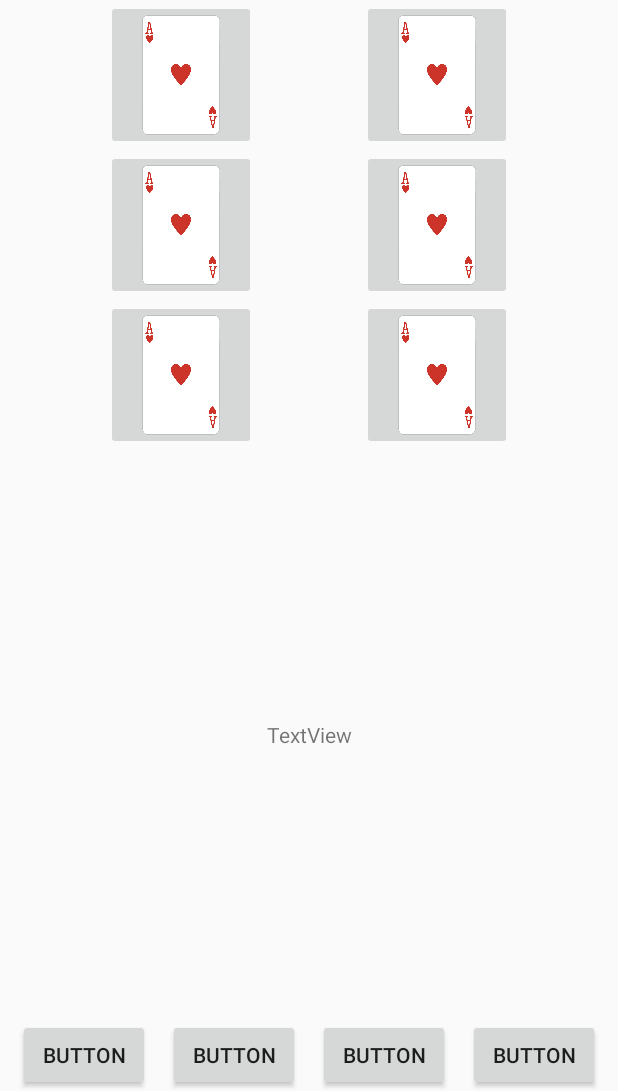
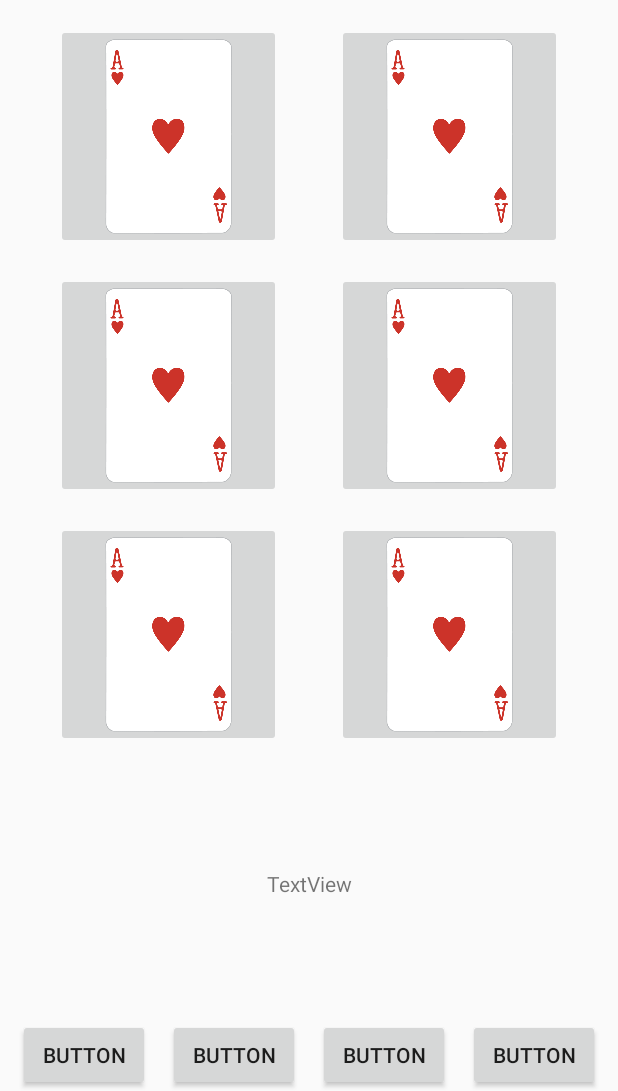
Before and after one commit to YasseenSemlali/AndroidMatchGame, an Android app: the screen it shows after launch (MainActivity), on a phone screen of 412 x 824 dp, the part 145-1236 px from its top. Run offline under Robolectric (Android 15) with nearby library versions, the phone set to English and light mode, and no system bars.

```diff
--- a/app/src/main/res/layout/activity_main.xml
+++ b/app/src/main/res/layout/activity_main.xml
@@ -20,8 +20,9 @@
 
     <ImageButton
         android:id="@+id/imageButton1"
-        android:layout_width="100dp"
-        android:layout_height="100dp"
+        android:layout_width="150dp"
+        android:layout_height="150dp"
+        android:layout_marginTop="16dp"
         android:contentDescription="1st Card in the game"
         android:scaleType="centerInside"
         app:layout_constraintEnd_toStartOf="@+id/imageButton2"
@@ -31,8 +32,9 @@
 
     <ImageButton
         android:id="@+id/imageButton2"
-        android:layout_width="100dp"
-        android:layout_height="100dp"
+        android:layout_width="150dp"
+        android:layout_height="150dp"
+        android:layout_marginTop="16dp"
         android:contentDescription="2nd Card in the game"
         android:scaleType="centerInside"
         app:layout_constraintEnd_toEndOf="parent"
@@ -42,8 +44,9 @@
 
     <ImageButton
         android:id="@+id/imageButton3"
-        android:layout_width="100dp"
-        android:layout_height="100dp"
+        android:layout_width="150dp"
+        android:layout_height="150dp"
+        android:layout_marginTop="16dp"
         android:contentDescription="2nd Card in the game"
         android:scaleType="centerInside"
         app:layout_constraintEnd_toStartOf="@+id/imageButton4"
@@ -53,8 +56,9 @@
 
     <ImageButton
         android:id="@+id/imageButton4"
-        android:layout_width="100dp"
-        android:layout_height="100dp"
+        android:layout_width="150dp"
+        android:layout_height="150dp"
+        android:layout_marginTop="16dp"
         android:contentDescription="2nd Card in the game"
         android:scaleType="centerInside"
         app:layout_constraintEnd_toEndOf="parent"
@@ -64,8 +68,9 @@
 
     <ImageButton
         android:id="@+id/imageButton5"
-        android:layout_width="100dp"
-        android:layout_height="100dp"
+        android:layout_width="150dp"
+        android:layout_height="150dp"
+        android:layout_marginTop="16dp"
         android:contentDescription="2nd Card in the game"
         android:scaleType="centerInside"
         app:layout_constraintEnd_toStartOf="@+id/imageButton6"
@@ -75,8 +80,9 @@
 
     <ImageButton
         android:id="@+id/imageButton6"
-        android:layout_width="100dp"
-        android:layout_height="100dp"
+        android:layout_width="150dp"
+        android:layout_height="150dp"
+        android:layout_marginTop="16dp"
         android:contentDescription="2nd Card in the game"
         android:scaleType="centerInside"
         app:layout_constraintEnd_toEndOf="parent"
@@ -85,47 +91,47 @@
         app:srcCompat="@drawable/AH" />
 
     <Button
-        android:id="@+id/button"
+        android:id="@+id/resetBtn"
         android:layout_width="wrap_content"
         android:layout_height="wrap_content"
         android:text="Button"
         app:layout_constraintBottom_toBottomOf="parent"
-        app:layout_constraintEnd_toStartOf="@+id/button2"
+        app:layout_constraintEnd_toStartOf="@+id/zeroBtn"
         app:layout_constraintStart_toStartOf="parent" />
 
     <Button
-        android:id="@+id/button2"
+        android:id="@+id/zeroBtn"
         android:layout_width="wrap_content"
         android:layout_height="wrap_content"
         android:text="Button"
         app:layout_constraintBottom_toBottomOf="parent"
-        app:layout_constraintEnd_toStartOf="@+id/button3"
-        app:layout_constraintStart_toEndOf="@+id/button" />
+        app:layout_constraintEnd_toStartOf="@+id/scoresBtn"
+        app:layout_constraintStart_toEndOf="@+id/resetBtn" />
 
     <Button
-        android:id="@+id/button3"
+        android:id="@+id/scoresBtn"
         android:layout_width="wrap_content"
         android:layout_height="wrap_content"
         android:text="Button"
         app:layout_constraintBottom_toBottomOf="parent"
-        app:layout_constraintEnd_toStartOf="@+id/button4"
-        app:layout_constraintStart_toEndOf="@+id/button2" />
+        app:layout_constraintEnd_toStartOf="@+id/aboutBtn"
+        app:layout_constraintStart_toEndOf="@+id/zeroBtn" />
 
     <Button
-        android:id="@+id/button4"
+        android:id="@+id/aboutBtn"
         android:layout_width="wrap_content"
         android:layout_height="wrap_content"
         android:text="Button"
         app:layout_constraintBottom_toBottomOf="parent"
         app:layout_constraintEnd_toEndOf="parent"
-        app:layout_constraintStart_toEndOf="@+id/button3" />
+        app:layout_constraintStart_toEndOf="@+id/scoresBtn" />
 
     <TextView
         android:id="@+id/textView2"
         android:layout_width="wrap_content"
         android:layout_height="wrap_content"
         android:text="TextView"
-        app:layout_constraintBottom_toTopOf="@+id/button"
+        app:layout_constraintBottom_toTopOf="@+id/resetBtn"
         app:layout_constraintEnd_toEndOf="parent"
         app:layout_constraintStart_toStartOf="parent"
         app:layout_constraintTop_toBottomOf="@+id/imageButton5" />
--- a/app/src/main/res/values/strings.xml
+++ b/app/src/main/res/values/strings.xml
@@ -1,4 +1,4 @@
 <resources>
-    <string name="app_name">MatchYassenMichael</string>
+    <string name="app_name" translatable="false">MatchYassenMichael</string>
     <string name="Title">Image Match Game</string>
 </resources>
```
Also changed, not shown: 2 other files.
